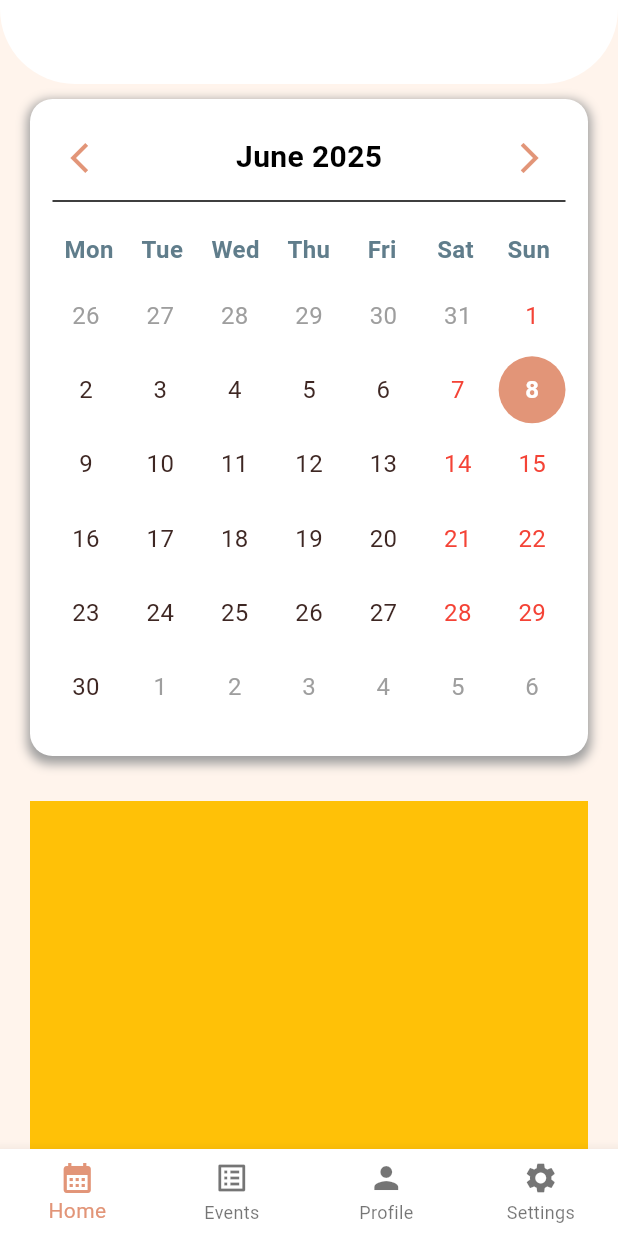
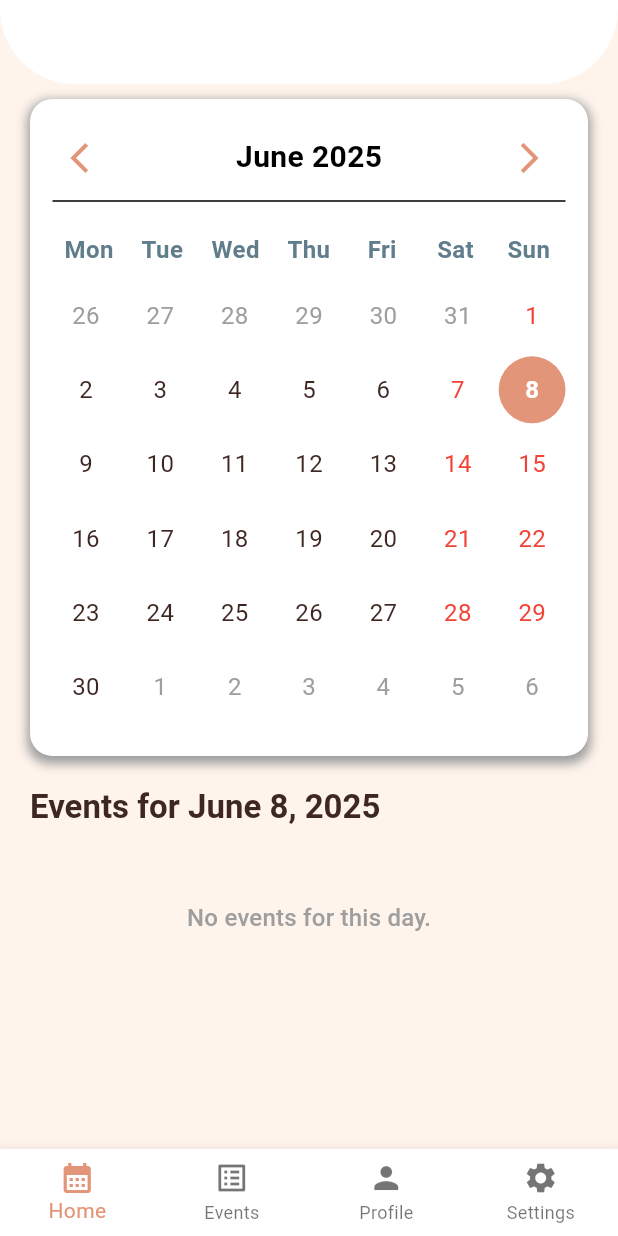
Before and after one commit to pierstoyanov/flutter_may_2025, a Flutter app: the screen it shows after launch, on a phone screen of 412 x 824 dp. Run offline on Flutter 3.47's test engine with Material 3 defaults, Android fonts, the phone set to English and light mode, and no system bars; our stand-ins replace cloud_firestore, firebase_auth, firebase_core, shared_preferences; accounts and stored records are empty; generated files the repository leaves out were written again.

Commit message:
change Task to Event

```diff
--- a/lib/providers/bottom_navigation_bar_provider.dart
+++ b/lib/providers/bottom_navigation_bar_provider.dart
@@ -9,9 +9,10 @@ class BottomNavigationBarProvider with ChangeNotifier{
   String _getRouteName(int index) {
     switch (index) {
       case 0: return '/'; // LandingPage
-      case 1: return '/tasks';
+      case 1: return '/events';
       case 2: return '/profile';
       case 3: return '/settings';
+      case 4: return '/login';
       default: return ''; // Should not happen with a fixed number of tabs
     }
   }
--- a/lib/screens/landing_page.dart
+++ b/lib/screens/landing_page.dart
@@ -1,9 +1,11 @@
 import 'package:flutter/material.dart';
 import 'package:flutter_application_1/providers/bottom_navigation_bar_provider.dart';
+import 'package:flutter_application_1/widgets/event_widget.dart';
 import 'package:flutter_application_1/widgets/my_app_bar.dart';
 import 'package:flutter_application_1/widgets/my_bottom_navigation_bar.dart';
 import 'package:provider/provider.dart';
 import 'package:flutter_application_1/widgets/month_callendar/month_calendar.dart';
+
 
 class LandingPage extends StatefulWidget {
   final String title;
@@ -19,17 +21,11 @@ class _LandingPageState extends State<LandingPage> {
     // Use 'watch' to rebuild if currentIndex changes.
     final navbarProvider = context.watch<BottomNavigationBarProvider>();
     return Scaffold(
-      appBar: MyAppBar(title: widget.title),
+      appBar: MyAppBar(title: widget.title), // widget.title refers to "Calendar"
       body: ListView(
-        children: [
-          MonthCalendar(),
-          Padding(
-            padding: const EdgeInsets.all(20.0),
-            child: Container(
-              color: Colors.amber,
-              height: 250,
-            )
-          ),
+        children: const [
+          MonthCalendar(), // Displays the swipeable month calendar
+          DailyEventsWidget(), // Display the events for the selected day
       ]),
       bottomNavigationBar: MyBottomNavigationBar(
         currentIndex: navbarProvider.currentIndex,
```
